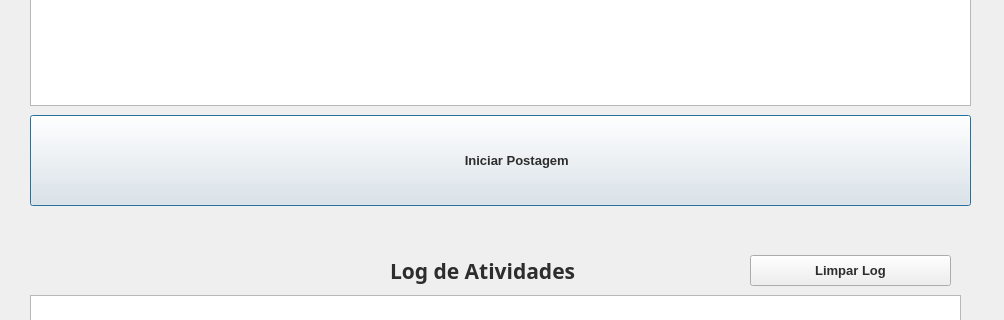
First picture: the form in dialog_postar.ui, repository bruno-bert/nfpauto, before the edit; both pictures show x 0 to 1004 and y 225 to 545 of the 1004 by 932 pixel window.
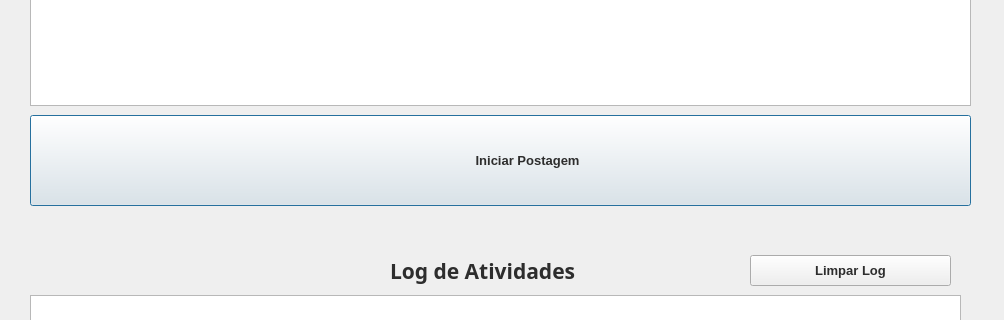
Second picture: the form after the edit. Icons and pictures are not drawn.

Commit message: cancelamento de postagem funcionando

The edit to the form file:
```diff
--- a/dialog_postar.ui
+++ b/dialog_postar.ui
@@ -95,7 +95,7 @@
     <string notr="true">color: rgb(45, 45, 45);</string>
    </property>
    <property name="text">
-    <string>         Iniciar Postagem</string>
+    <string>               Iniciar Postagem</string>
    </property>
    <property name="icon">
     <iconset>
```
Left out of the diff: 2 changed lines with no effect on the pictures. The commit also changes 10 other files.
